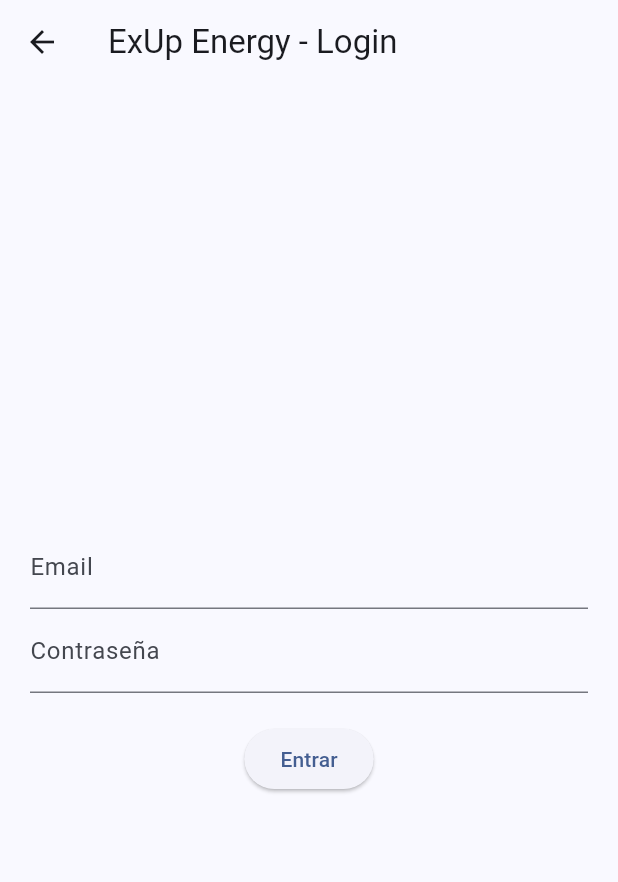
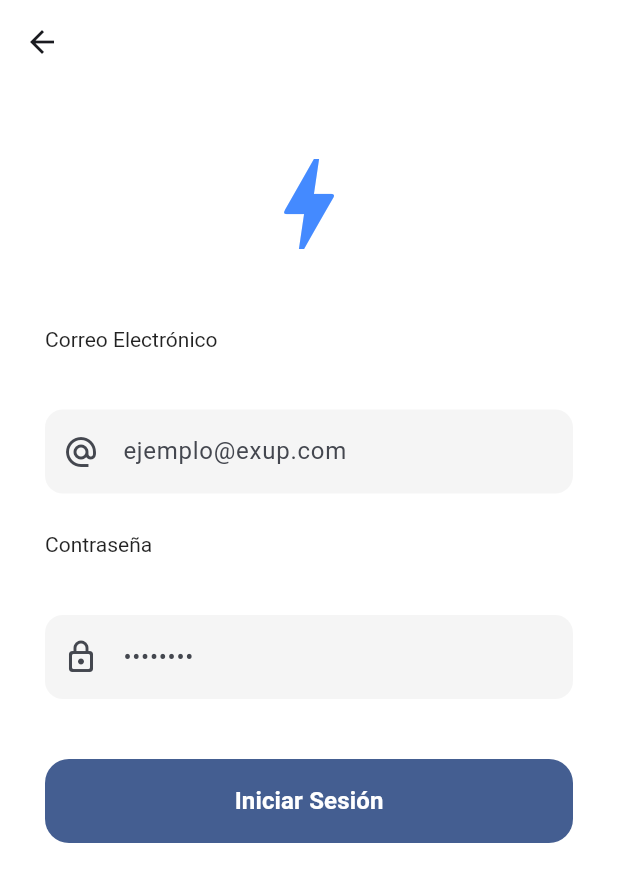
Before and after one commit to VictorHPonce/exup-energy-mobile, a Flutter app: the screen it shows after launch, after a tap on "Iniciar Sesión", on a phone screen of 412 x 824 dp. Shown: the top 882 px of the screen. Run offline on Flutter 3.47's test engine with Material 3 defaults, Android fonts, the phone set to English and light mode, and no system bars; our stand-ins replace dartz, dio, equatable, flutter_bloc, get_it, go_router; network calls fail.

```diff
--- a/lib/core/router/app_router.dart
+++ b/lib/core/router/app_router.dart
@@ -1,19 +1,30 @@
-import 'package:exup_energy_mobile/features/auth/presentation/pages/welcome_page.dart';
+import 'package:flutter_bloc/flutter_bloc.dart'; // Importante
 import 'package:go_router/go_router.dart';
+import '../../injection_container.dart'; // Para usar el service locator 'sl'
+import '../../features/auth/presentation/bloc/auth_bloc.dart';
 import '../../features/auth/presentation/pages/login_page.dart';
-// Importa aquí tus otras páginas (Welcome, Register, etc.)
+import '../../features/auth/presentation/pages/welcome_page.dart';
+import '../../features/auth/presentation/pages/register_page.dart';
+import '../../features/home/presentation/pages/home_page.dart';
 
 final appRouter = GoRouter(
-  initialLocation: '/welcome', // Empezamos por la pantalla de marca
+  initialLocation: '/welcome',
   routes: [
+    GoRoute(path: '/welcome', builder: (context, state) => const WelcomePage()),
     GoRoute(
-      path: '/welcome',
-      builder: (context, state) => const WelcomePage(), // La crearemos ahora
+      path: '/login',
+      builder: (context, state) => BlocProvider(
+        create: (_) => sl<AuthBloc>(),
+        child: const LoginPage(),
+      ),
     ),
     GoRoute(
-      path: '/login',
-      builder: (context, state) => const LoginPage(),
+      path: '/register',
+      builder: (context, state) => const RegisterPage(), // La crearemos
     ),
-    // GoRoute(path: '/register', ...),
+    GoRoute(
+      path: '/home',
+      builder: (context, state) => const HomePage(), // La meta tras el login
+    ),
   ],
 );
--- /dev/null
+++ b/lib/core/widgets/atoms/brand_text.dart
@@ -0,0 +1,32 @@
+import 'package:flutter/material.dart';
+
+class BrandText extends StatelessWidget {
+  final String text;
+  final double fontSize;
+  final FontWeight fontWeight;
+  final Color? color;
+  final TextAlign? textAlign;
+
+  const BrandText.header(this.text, {super.key, this.color, this.textAlign})
+      : fontSize = 32, fontWeight = FontWeight.bold;
+
+  const BrandText.body(this.text, {super.key, this.color, this.textAlign})
+      : fontSize = 16, fontWeight = FontWeight.normal;
+
+  const BrandText.caption(this.text, {super.key, this.color, this.textAlign})
+      : fontSize = 14, fontWeight = FontWeight.w400;
+
+  @override
+  Widget build(BuildContext context) {
+    return Text(
+      text,
+      textAlign: textAlign,
+      style: TextStyle(
+        fontSize: fontSize,
+        fontWeight: fontWeight,
+        color: color ?? (fontSize == 32 ? Colors.black87 : Colors.grey[600]),
+        letterSpacing: fontSize == 32 ? -0.5 : 0,
+      ),
+    );
+  }
+}
--- /dev/null
+++ b/lib/core/widgets/atoms/primary_button.dart
@@ -0,0 +1,45 @@
+import 'package:flutter/material.dart';
+
+class PrimaryButton extends StatelessWidget {
+  final String text;
+  final VoidCallback onPressed;
+  final bool isLoading;
+  final Color? backgroundColor;
+
+  const PrimaryButton({
+    super.key,
+    required this.text,
+    required this.onPressed,
+    this.isLoading = false,
+    this.backgroundColor,
+  });
+
+  @override
+  Widget build(BuildContext context) {
+    return SizedBox(
+      width: double.infinity,
+      height: 56,
+      child: ElevatedButton(
+        onPressed: isLoading ? null : onPressed,
+        style: ElevatedButton.styleFrom(
+          backgroundColor: backgroundColor ?? Theme.of(context).primaryColor,
+          foregroundColor: Colors.white,
+          shape: RoundedRectangleBorder(
+            borderRadius: BorderRadius.circular(16), // Bordes modernos
+          ),
+          elevation: 0,
+        ),
+        child: isLoading
+            ? const SizedBox(
+                height: 24,
+                width: 24,
+                child: CircularProgressIndicator(color: Colors.white, strokeWidth: 2),
+              )
+            : Text(
+                text,
+                style: const TextStyle(fontSize: 16, fontWeight: FontWeight.bold),
+              ),
+      ),
+    );
+  }
+}
--- /dev/null
+++ b/lib/core/widgets/molecules/input_group.dart
@@ -0,0 +1,38 @@
+import 'package:flutter/material.dart';
+import '../atoms/brand_text.dart';
+import '../../../features/auth/presentation/widgets/custom_text_field.dart';
+
+class InputGroup extends StatelessWidget {
+  final String label;
+  final String hint;
+  final TextEditingController controller;
+  final bool obscureText;
+  final IconData? icon;
+
+  const InputGroup({
+    super.key,
+    required this.label,
+    required this.hint,
+    required this.controller,
+    this.obscureText = false,
+    this.icon,
+  });
+
+  @override
+  Widget build(BuildContext context) {
+    return Column(
+      crossAxisAlignment: CrossAxisAlignment.start,
+      children: [
+        BrandText.caption(label, color: Colors.black87),
+        const SizedBox(height: 8),
+        CustomTextField( // Usamos el átomo que ya creamos
+          controller: controller,
+          label: '', // Dejamos vacío porque el label ya está arriba
+          hint: hint,
+          prefixIcon: icon,
+          obscureText: obscureText,
+        ),
+      ],
+    );
+  }
+}
--- a/lib/features/auth/presentation/pages/login_page.dart
+++ b/lib/features/auth/presentation/pages/login_page.dart
@@ -1,9 +1,9 @@
 import 'package:flutter/material.dart';
 import 'package:flutter_bloc/flutter_bloc.dart';
-import '../../../../injection_container.dart';
+import 'package:go_router/go_router.dart';
 import '../bloc/auth_bloc.dart';
-import '../bloc/auth_event.dart';
 import '../bloc/auth_state.dart';
+import '../widgets/login_form_organism.dart';
 
 class LoginPage extends StatefulWidget {
   const LoginPage({super.key});
@@ -13,78 +13,53 @@
 }
 
 class _LoginPageState extends State<LoginPage> {
-  // 1. Controladores para los campos de texto
-  final TextEditingController _emailController = TextEditingController();
-  final TextEditingController _passwordController = TextEditingController();
+  final _emailController = TextEditingController();
+  final _passwordController = TextEditingController();
 
   @override
   Widget build(BuildContext context) {
-    // 2. Inyectamos el BLoC en el árbol de widgets
-    return BlocProvider(
-      create: (_) => sl<AuthBloc>(),
-      child: Scaffold(
-        appBar: AppBar(title: const Text('ExUp Energy - Login')),
+    return Scaffold(
+      backgroundColor: Colors.white,
+      appBar: AppBar(elevation: 0, backgroundColor: Colors.white),
+      // Cambiamos BlocBuilder por BlocConsumer para tener el Listener
       body: BlocConsumer<AuthBloc, AuthState>(
-          // El 'listener' sirve para acciones que no son dibujar (navegar, mostrar snackbars)
         listener: (context, state) {
           if (state is AuthSuccess) {
+            // Navegación al Home (asegúrate de tenerla definida en el router)
+            context.go('/home');
+          } else if (state is AuthError) {
+            // Mostramos un SnackBar si las credenciales fallan
             ScaffoldMessenger.of(context).showSnackBar(
-                SnackBar(content: Text('¡Bienvenido ${state.user.name}!')),
-              );
-              // Aquí navegarías a la Home más adelante
-            } else if (state is AuthError) {
-              ScaffoldMessenger.of(context).showSnackBar(
-                SnackBar(content: Text(state.message), backgroundColor: Colors.red),
+              SnackBar(
+                content: Text(state.message),
+                backgroundColor: Colors.redAccent,
+              ),
             );
           }
         },
-          // El 'builder' sirve para dibujar la UI según el estado
         builder: (context, state) {
-            return Padding(
-              padding: const EdgeInsets.all(20.0),
+          return SingleChildScrollView(
+            padding: const EdgeInsets.symmetric(horizontal: 30),
             child: Column(
-                mainAxisAlignment: MainAxisAlignment.center,
               children: [
-                  TextField(
-                    controller: _emailController,
-                    decoration: const InputDecoration(labelText: 'Email'),
-                    keyboardType: TextInputType.emailAddress,
-                  ),
-                  TextField(
-                    controller: _passwordController,
-                    decoration: const InputDecoration(labelText: 'Contraseña'),
-                    obscureText: true,
-                  ),
-                  const SizedBox(height: 20),
-
-                  // 3. Si el estado es de carga, mostramos el spinner, si no, el botón
-                  if (state is AuthLoading)
-                    const CircularProgressIndicator()
-                  else
-                    ElevatedButton(
-                      onPressed: () {
-                        // 4. Disparamos el evento al BLoC
-                        context.read<AuthBloc>().add(
-                              LoginSubmittedEvent(
-                                _emailController.text,
-                                _passwordController.text,
-                              ),
-                            );
-                      },
-                      child: const Text('Entrar'),
+                const SizedBox(height: 40),
+                const Icon(Icons.bolt, size: 80, color: Colors.blueAccent),
+                const SizedBox(height: 40),
+                LoginFormOrganism(
+                  emailController: _emailController,
+                  passwordController: _passwordController,
+                  isLoading: state is AuthLoading,
                 ),
               ],
             ),
           );
         },
       ),
-      ),
     );
   }
 
   @override
   void dispose() {
-    // Es buena práctica limpiar los controladores como en el ngOnDestroy
     _emailController.dispose();
     _passwordController.dispose();
     super.dispose();
--- a/lib/features/auth/presentation/pages/welcome_page.dart
+++ b/lib/features/auth/presentation/pages/welcome_page.dart
@@ -1,5 +1,9 @@
 import 'package:flutter/material.dart';
 import 'package:go_router/go_router.dart';
+
+// Importamos nuestros Átomos y Moléculas
+import '../../../../core/widgets/atoms/brand_text.dart';
+import '../../../../core/widgets/atoms/primary_button.dart';
 
 class WelcomePage extends StatelessWidget {
   const WelcomePage({super.key});
@@ -7,67 +11,84 @@
   @override
   Widget build(BuildContext context) {
     return Scaffold(
-      body: Stack( // Para poner contenido sobre un fondo si quieres
+      backgroundColor: Colors.white,
+      body: SafeArea( // Importante para no chocar con el notch del móvil
+        child: Padding(
+          padding: const EdgeInsets.symmetric(horizontal: 32),
+          child: Column(
             children: [
-          Padding(
-            padding: const EdgeInsets.symmetric(horizontal: 30),
-            child: Column(
-              mainAxisAlignment: MainAxisAlignment.center,
-              children: [
-                // 1. Logo (Usa un Icono temporalmente si no tienes imagen)
-                const Icon(Icons.bolt, size: 100, color: Colors.blueAccent),
-                const SizedBox(height: 20),
-                const Text(
-                  'ExUp Energy',
-                  style: TextStyle(fontSize: 32, fontWeight: FontWeight.bold),
+              const Spacer(flex: 2), // Espacio flexible para empujar el logo
+
+              // Átomo: Icono (En el futuro será tu Logo en imagen)
+              const Icon(
+                Icons.bolt_rounded,
+                size: 100,
+                color: Colors.blueAccent
               ),
-                const SizedBox(height: 10),
-                const Text(
+
+              const SizedBox(height: 24),
+
+              // Átomo: Texto de Marca (Header)
+              const BrandText.header('ExUp Energy'),
+
+              const SizedBox(height: 12),
+
+              // Átomo: Texto de Marca (Body)
+              const BrandText.body(
                 'Encuentra la mejor energía para tu camino',
                 textAlign: TextAlign.center,
-                  style: TextStyle(color: Colors.grey),
               ),
-                const SizedBox(height: 60),
 
-                // 2. Botón Iniciar Sesión (Acción Principal)
-                SizedBox(
-                  width: double.infinity,
-                  height: 55,
-                  child: ElevatedButton(
+              const Spacer(flex: 3), // Más espacio en el centro para balance visual
+
+              // Átomo: Botón Primario (Acción Principal)
+              PrimaryButton(
+                text: 'Iniciar Sesión',
                 onPressed: () => context.push('/login'),
-                    style: ElevatedButton.styleFrom(
-                      backgroundColor: Colors.blueAccent,
-                      foregroundColor: Colors.white,
               ),
-                    child: const Text('Iniciar Sesión'),
+
+              const SizedBox(height: 16),
+
+              // Molécula: Botón de texto simple (Acción Secundaria)
+              TextButton(
+                onPressed: () { /* Navegación directa al mapa */ },
+                child: const Text(
+                  'Explorar sin cuenta',
+                  style: TextStyle(color: Colors.blueAccent, fontWeight: FontWeight.w600),
                 ),
               ),
-                const SizedBox(height: 15),
 
-                // 3. Botón Explorar (Acción Secundaria)
-                TextButton(
-                  onPressed: () { /* Navegar al mapa directamente */ },
-                  child: const Text('Explorar sin cuenta'),
-                ),
-                const Spacer(), // Empuja el resto hacia abajo
+              const Spacer(), // Empuja el footer al final
 
-                // 4. Pie de página: ¿Eres nuevo?
-                Row(
-                  mainAxisAlignment: MainAxisAlignment.center,
-                  children: [
-                    const Text('¿Eres nuevo?'),
-                    TextButton(
-                      onPressed: () => context.push('/register'),
-                      child: const Text('Crea una cuenta aquí'),
-                    ),
-                  ],
-                ),
+              // Molécula: Footer de registro
+              _buildFooter(context),
+
               const SizedBox(height: 20),
             ],
           ),
         ),
-        ],
       ),
     );
   }
+
+  // Molécula interna: Solo se usa aquí, no necesita archivo aparte por ahora
+  Widget _buildFooter(BuildContext context) {
+    return Row(
+      mainAxisAlignment: MainAxisAlignment.center,
+      children: [
+        const BrandText.caption('¿Eres nuevo? '),
+        GestureDetector(
+          onTap: () => context.push('/register'),
+          child: const Text(
+            'Crea una cuenta aquí',
+            style: TextStyle(
+              color: Colors.blueAccent,
+              fontWeight: FontWeight.bold,
+              fontSize: 14,
+            ),
+          ),
+        ),
+      ],
+    );
   }
+}
--- /dev/null
+++ b/lib/features/auth/presentation/widgets/custom_text_field.dart
@@ -0,0 +1,57 @@
+import 'package:flutter/material.dart';
+
+class CustomTextField extends StatelessWidget {
+  final TextEditingController controller;
+  final String label;
+  final String hint;
+  final bool obscureText;
+  final TextInputType keyboardType;
+  final IconData? prefixIcon;
+
+  const CustomTextField({
+    super.key,
+    required this.controller,
+    required this.label,
+    required this.hint,
+    this.obscureText = false,
+    this.keyboardType = TextInputType.text,
+    this.prefixIcon,
+  });
+
+  @override
+  Widget build(BuildContext context) {
+    return Column(
+      crossAxisAlignment: CrossAxisAlignment.start,
+      children: [
+        Text(
+          label,
+          style: const TextStyle(fontWeight: FontWeight.bold, fontSize: 14),
+        ),
+        const SizedBox(height: 8),
+        TextField(
+          controller: controller,
+          obscureText: obscureText,
+          keyboardType: keyboardType,
+          decoration: InputDecoration(
+            hintText: hint,
+            prefixIcon: prefixIcon != null ? Icon(prefixIcon) : null,
+            filled: true,
+            fillColor: Colors.grey[100],
+            border: OutlineInputBorder(
+              borderRadius: BorderRadius.circular(12),
+              borderSide: BorderSide.none,
+            ),
+            enabledBorder: OutlineInputBorder(
+              borderRadius: BorderRadius.circular(12),
+              borderSide: BorderSide.none,
+            ),
+            focusedBorder: OutlineInputBorder(
+              borderRadius: BorderRadius.circular(12),
+              borderSide: BorderSide(color: Theme.of(context).primaryColor, width: 2),
+            ),
+          ),
+        ),
+      ],
+    );
+  }
+}
--- /dev/null
+++ b/lib/features/auth/presentation/widgets/login_form_organism.dart
@@ -0,0 +1,55 @@
+import 'package:flutter/material.dart';
+import 'package:flutter_bloc/flutter_bloc.dart'; // ¡Asegúrate de este import!
+import '../../../../core/widgets/atoms/primary_button.dart';
+import '../../../../core/widgets/molecules/input_group.dart';
+import '../bloc/auth_bloc.dart';
+import '../bloc/auth_event.dart';
+
+class LoginFormOrganism extends StatelessWidget {
+  final TextEditingController emailController;
+  final TextEditingController passwordController;
+  final bool isLoading;
+
+  const LoginFormOrganism({
+    super.key,
+    required this.emailController,
+    required this.passwordController,
+    required this.isLoading,
+  });
+
+  @override
+  Widget build(BuildContext context) {
+    return Column(
+      children: [
+        InputGroup(
+          label: 'Correo Electrónico',
+          hint: 'ejemplo@exup.com',
+          controller: emailController,
+          icon: Icons.alternate_email,
+        ),
+        const SizedBox(height: 24),
+        InputGroup(
+          label: 'Contraseña',
+          hint: '••••••••',
+          controller: passwordController,
+          obscureText: true,
+          icon: Icons.lock_outline_rounded,
+        ),
+        const SizedBox(height: 40),
+        PrimaryButton(
+          text: 'Iniciar Sesión',
+          isLoading: isLoading,
+          onPressed: () {
+            // DISPARO DEL EVENTO
+            context.read<AuthBloc>().add(
+              LoginSubmittedEvent(
+                emailController.text,
+                passwordController.text
+              ),
+            );
+          },
+        ),
+      ],
+    );
+  }
+}
```
Also changed, not shown: lib/core/widgets/organisms/custom_drawer.dart (added, +89 -0 lines), lib/features/auth/presentation/bloc/auth_bloc.dart (+14 -11 lines), lib/features/auth/presentation/pages/register_page.dart (added, +21 -0 lines), lib/features/home/presentation/pages/home_page.dart (added, +27 -0 lines). Lines whose indentation alone changed are shown as unchanged.
